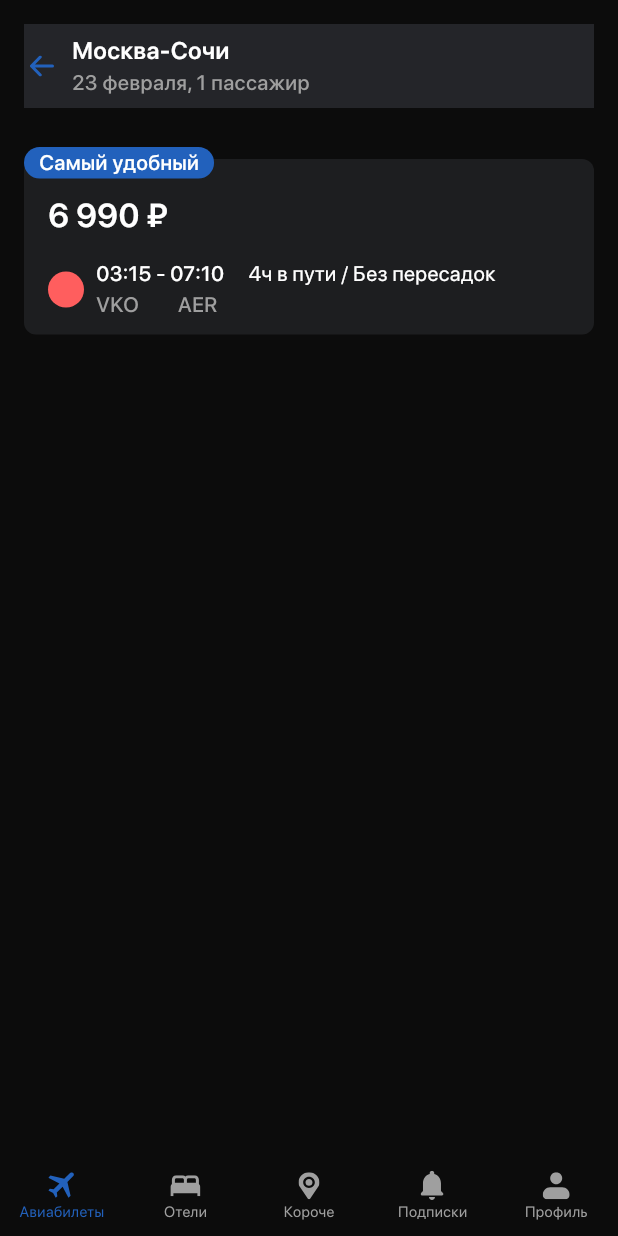
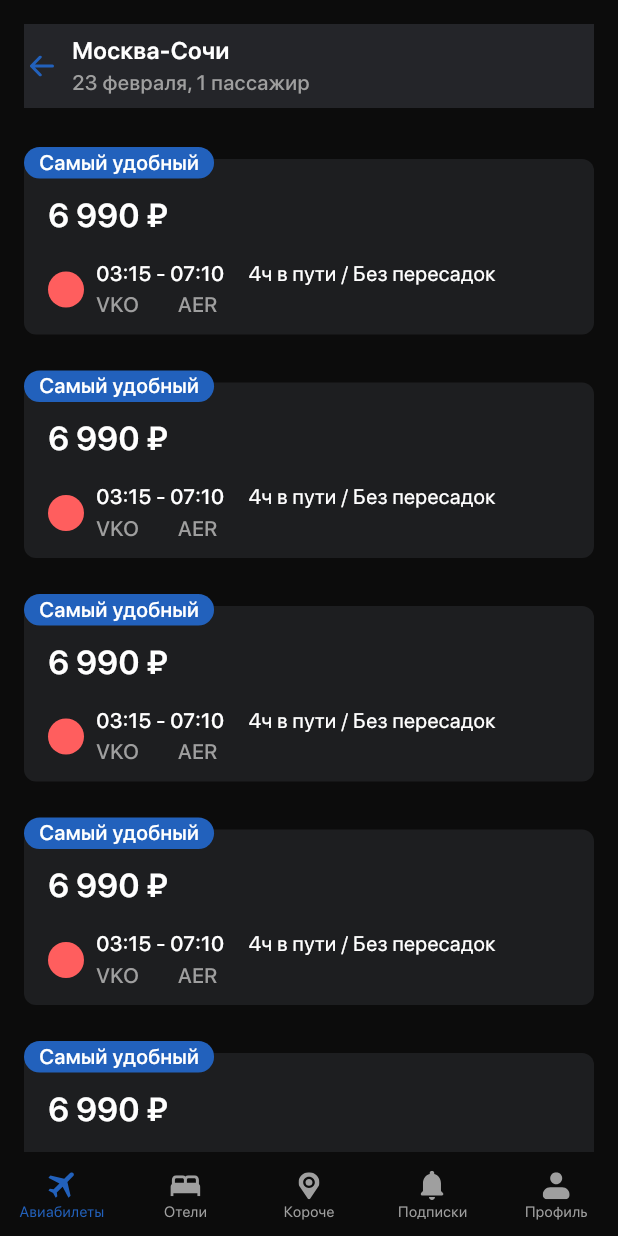
Before and after one commit to kuneleenguss/tickets_app, a Flutter app: the screen it shows after launch, on a phone screen of 412 x 824 dp. Run offline on Flutter 3.47's test engine with Material 3 defaults, Android fonts, the phone set to English and light mode, and no system bars; our stand-ins replace flutter_svg; project files that could hold a hidden picture were left out.

Commit message:
add tickets screen list view

```diff
--- a/lib/tickets/presentation/tickets/tickets_screen.dart
+++ b/lib/tickets/presentation/tickets/tickets_screen.dart
@@ -14,13 +14,14 @@ class TicketsScreen extends StatelessWidget {
   @override
   Widget build(BuildContext context) {
     return Container(
+      clipBehavior: Clip.none,
       color: BasicColors.black,
       padding: const EdgeInsets.only(left: 16.0, right: 16.0, top: 16.0),
       child: Column(
         children: [
           _TicketsInfoLabel(),
-          SizedBox(height: 34.0,),
-          _TicketsListItem()
+          SizedBox(height: 26.0),
+          _TicketsList()
         ],
       ),
     );
--- a/lib/tickets/presentation/tickets/tickets_widgets.dart
+++ b/lib/tickets/presentation/tickets/tickets_widgets.dart
@@ -43,7 +43,14 @@ class _TicketsList extends StatelessWidget {
 
   @override
   Widget build(BuildContext context) {
-    return const Placeholder();
+    return Expanded(
+      child: ListView.separated(
+          itemBuilder: (context, index) => _TicketsListItem(),
+          separatorBuilder: (context, index) => SizedBox(
+                height: 24.0,
+              ),
+          itemCount: 5),
+    );
   }
 }
 
@@ -52,7 +59,9 @@ class _TicketsListItem extends StatelessWidget {
 
   @override
   Widget build(BuildContext context) {
-    return Stack(
+    return Padding(
+      padding: const EdgeInsets.only(top: 8.0),
+      child: Stack(
         clipBehavior: Clip.none,
         children: [
           Container(
@@ -132,6 +141,7 @@ class _TicketsListItem extends StatelessWidget {
             ),
           )
         ],
+      ),
     );
   }
 }
```
Lines whose indentation alone changed are shown as unchanged.
